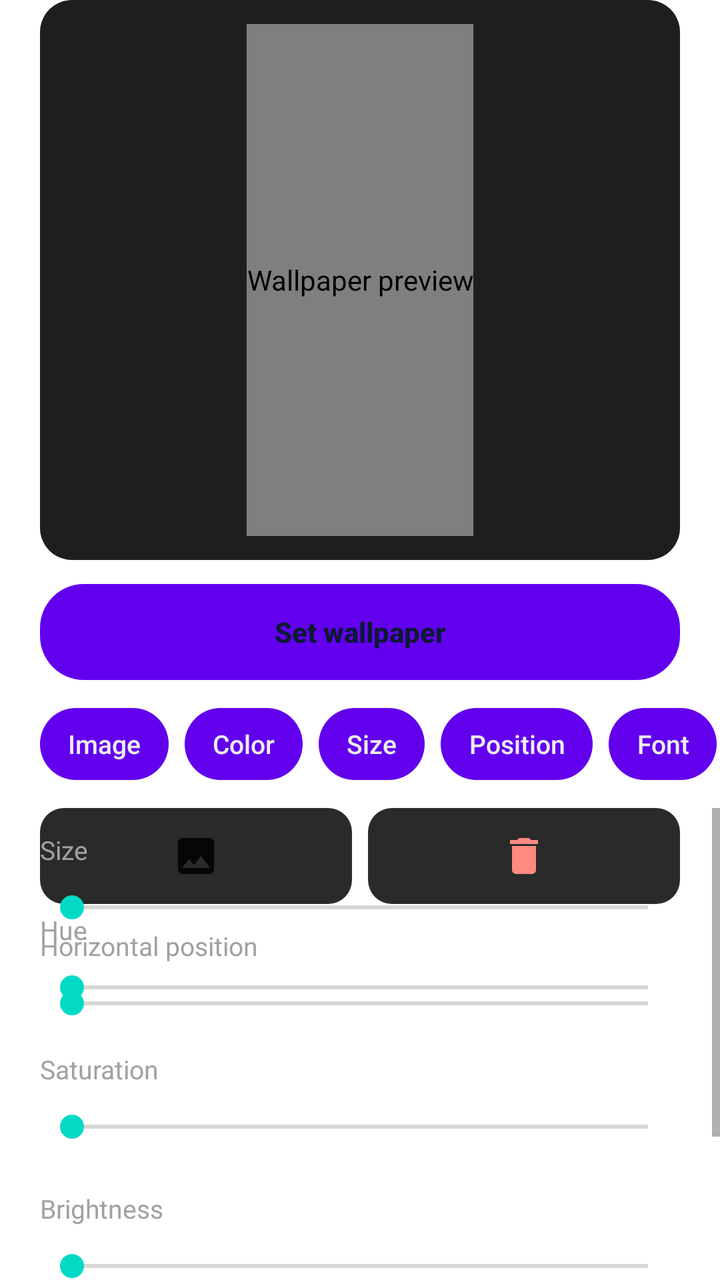
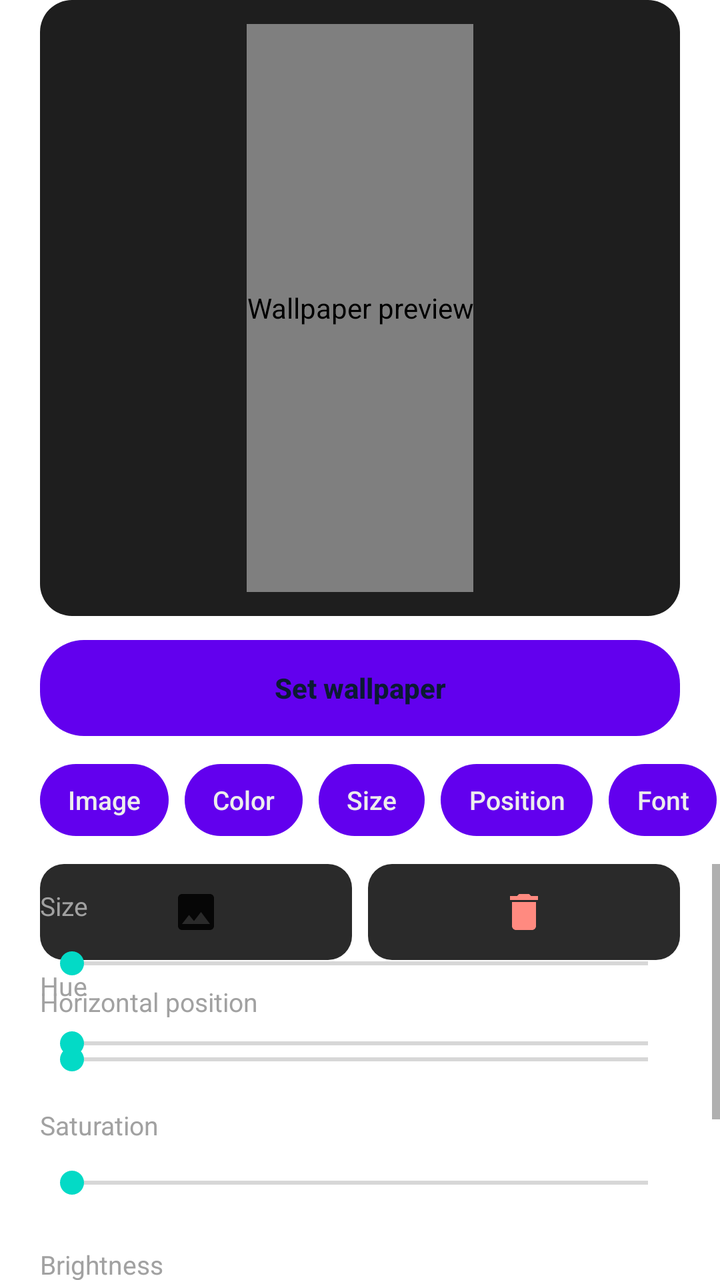

Screens rendered from an Android XML layout before and after an edit, with the pre-edit source and the edit as a unified diff.
<!-- AndroidManifest.xml: fallback theme Theme.MaterialComponents.DayNight.NoActionBar -->
<!-- res/layout/tab_settings.xml -->
<?xml version="1.0" encoding="utf-8"?>
<LinearLayout xmlns:android="http://schemas.android.com/apk/res/android"
    android:layout_width="match_parent"
    android:layout_height="match_parent"
    android:accessibilityPaneTitle="@string/tab_settings"
    android:orientation="vertical">

    <FrameLayout
        android:layout_width="match_parent"
        android:layout_height="280dp"
        android:layout_marginHorizontal="20dp"
        android:background="@drawable/bg_card">

        <com.alexamy.unlockcounter.WallpaperPreview
            android:id="@+id/settings_preview"
            android:layout_width="wrap_content"
            android:layout_height="match_parent"
            android:layout_gravity="center_horizontal"
            android:layout_marginVertical="12dp"
            android:contentDescription="@string/preview_description" />
    </FrameLayout>

    <Button
        android:id="@+id/set_wallpaper"
        style="@style/PillButton"
        android:layout_width="match_parent"
        android:layout_height="wrap_content"
        android:layout_marginHorizontal="20dp"
        android:layout_marginTop="12dp"
        android:text="@string/set_wallpaper" />

    <HorizontalScrollView
        android:layout_width="match_parent"
        android:layout_height="wrap_content"
        android:scrollbars="none">

        <LinearLayout
            android:layout_width="wrap_content"
            android:layout_height="wrap_content"
            android:orientation="horizontal"
            android:paddingHorizontal="20dp"
            android:paddingVertical="8dp">

            <Button android:id="@+id/chip_image" style="@style/Chip" android:text="@string/section_image" />
            <Button android:id="@+id/chip_color" style="@style/Chip" android:text="@string/section_color" />
            <Button android:id="@+id/chip_size" style="@style/Chip" android:text="@string/size" />
            <Button android:id="@+id/chip_position" style="@style/Chip" android:text="@string/position" />
            <Button android:id="@+id/chip_font" style="@style/Chip" android:text="@string/font" />
        </LinearLayout>
    </HorizontalScrollView>

    <ScrollView
        android:layout_width="match_parent"
        android:layout_height="0dp"
        android:layout_weight="1">

        <FrameLayout
            android:layout_width="match_parent"
            android:layout_height="wrap_content"
            android:paddingHorizontal="20dp"
            android:paddingBottom="20dp">

            <LinearLayout
                android:id="@+id/section_image"
                android:layout_width="match_parent"
                android:layout_height="wrap_content"
                android:orientation="vertical">

                <LinearLayout
                    android:layout_width="match_parent"
                    android:layout_height="wrap_content"
                    android:orientation="horizontal">

                    <ImageButton
                        android:id="@+id/pick_image"
                        android:layout_width="0dp"
                        android:layout_height="48dp"
                        android:layout_marginEnd="8dp"
                        android:layout_weight="1"
                        android:background="@drawable/bg_button"
                        android:contentDescription="@string/pick_image"
                        android:src="@drawable/ic_image" />

                    <ImageButton
                        android:id="@+id/remove_image"
                        android:layout_width="0dp"
                        android:layout_height="48dp"
                        android:layout_weight="1"
                        android:background="@drawable/bg_button"
                        android:contentDescription="@string/remove_image"
                        android:src="@drawable/ic_delete"
                        android:tint="@color/danger" />
                </LinearLayout>

                <TextView style="@style/SliderLabel" android:labelFor="@id/image_x" android:text="@string/image_x" />
                <SeekBar android:id="@+id/image_x" style="@style/Slider" android:max="100" />
            </LinearLayout>

            <LinearLayout
                android:id="@+id/section_color"
                android:layout_width="match_parent"
                android:layout_height="wrap_content"
                android:orientation="vertical">

                <View
                    android:id="@+id/color_preview"
                    android:layout_width="match_parent"
                    android:layout_height="40dp" />

                <TextView style="@style/SliderLabel" android:labelFor="@id/hue" android:text="@string/hue" />
                <SeekBar android:id="@+id/hue" style="@style/Slider" android:max="360" />
                <TextView style="@style/SliderLabel" android:labelFor="@id/saturation" android:text="@string/saturation" />
                <SeekBar android:id="@+id/saturation" style="@style/Slider" android:max="100" />
                <TextView style="@style/SliderLabel" android:labelFor="@id/brightness" android:text="@string/brightness" />
                <SeekBar android:id="@+id/brightness" style="@style/Slider" android:max="100" />
                <TextView style="@style/SliderLabel" android:labelFor="@id/opacity" android:text="@string/opacity" />
                <SeekBar android:id="@+id/opacity" style="@style/Slider" android:max="100" />
            </LinearLayout>

            <LinearLayout
                android:id="@+id/section_size"
                android:layout_width="match_parent"
                android:layout_height="wrap_content"
                android:orientation="vertical">

                <TextView style="@style/SliderLabel" android:labelFor="@id/size" android:text="@string/size" />
                <SeekBar android:id="@+id/size" style="@style/Slider" android:max="100" />
            </LinearLayout>

            <GridLayout
                android:id="@+id/positions"
                android:layout_width="wrap_content"
                android:layout_height="wrap_content"
                android:layout_gravity="center_horizontal"
                android:columnCount="3" />

            <GridLayout
                android:id="@+id/fonts"
                android:layout_width="match_parent"
                android:layout_height="wrap_content"
                android:columnCount="2" />
        </FrameLayout>
    </ScrollView>
</LinearLayout>
<!-- resources referenced by this layout -->
<resources>
  <color name="danger">#FF8A80</color>
  <!-- drawable bg_button (drawable) -->
  <?xml version="1.0" encoding="utf-8"?>
  <shape xmlns:android="http://schemas.android.com/apk/res/android" android:shape="rectangle">
      <solid android:color="@color/surface_high" />
      <corners android:radius="12dp" />
  </shape>
  <!-- drawable bg_card (drawable) -->
  <?xml version="1.0" encoding="utf-8"?>
  <shape xmlns:android="http://schemas.android.com/apk/res/android" android:shape="rectangle">
      <solid android:color="@color/surface" />
      <corners android:radius="16dp" />
  </shape>
  <string name="brightness">Brightness</string>
  <string name="font">Font</string>
  <string name="hue">Hue</string>
  <string name="image_x">Horizontal position</string>
  <string name="opacity">Opacity</string>
  <string name="pick_image">Pick image</string>
  <string name="position">Position</string>
  <string name="preview_description">Wallpaper preview</string>
  <string name="remove_image">Remove image</string>
  <string name="saturation">Saturation</string>
  <string name="section_color">Color</string>
  <string name="section_image">Image</string>
  <string name="set_wallpaper">Set wallpaper</string>
  <string name="size">Size</string>
  <string name="tab_settings">Settings</string>
  <style name="PillButton" parent="@android:style/Widget.DeviceDefault.Button">
          <item name="android:minHeight">48dp</item>
          <item name="android:background">@drawable/bg_pill_accent</item>
          <item name="android:textColor">@color/on_accent</item>
          <item name="android:textAllCaps">false</item>
          <item name="android:textStyle">bold</item>
          <item name="android:stateListAnimator">@null</item>
      </style>
  <style name="Slider">
          <item name="android:layout_width">match_parent</item>
          <item name="android:layout_height">40dp</item>
      </style>
  <style name="SliderLabel">
          <item name="android:layout_width">wrap_content</item>
          <item name="android:layout_height">wrap_content</item>
          <item name="android:layout_marginTop">12dp</item>
          <item name="android:textColor">@color/text_muted</item>
          <item name="android:textSize">13sp</item>
      </style>
  <color name="surface_high">#2A2A2A</color>
  <color name="surface">#1E1E1E</color>
  <!-- drawable bg_chip_state (drawable) -->
  <?xml version="1.0" encoding="utf-8"?>
  <selector xmlns:android="http://schemas.android.com/apk/res/android">
      <item android:drawable="@drawable/bg_chip_selected" android:state_selected="true" />
      <item android:drawable="@drawable/bg_chip" />
  </selector>
  <!-- drawable bg_pill_accent (drawable) -->
  <?xml version="1.0" encoding="utf-8"?>
  <shape xmlns:android="http://schemas.android.com/apk/res/android" android:shape="rectangle">
      <solid android:color="@color/accent" />
      <corners android:radius="22dp" />
  </shape>
  <color name="on_accent">#0B1A33</color>
  <color name="text_muted">#A1A1A1</color>
  <!-- drawable bg_chip_selected (drawable) -->
  <?xml version="1.0" encoding="utf-8"?>
  <inset xmlns:android="http://schemas.android.com/apk/res/android" android:insetTop="6dp" android:insetBottom="6dp">
      <shape android:shape="rectangle">
          <solid android:color="@color/text" />
          <corners android:radius="18dp" />
      </shape>
  </inset>
  <!-- drawable bg_chip (drawable) -->
  <?xml version="1.0" encoding="utf-8"?>
  <inset xmlns:android="http://schemas.android.com/apk/res/android" android:insetTop="6dp" android:insetBottom="6dp">
      <shape android:shape="rectangle">
          <solid android:color="@color/surface_high" />
          <corners android:radius="18dp" />
      </shape>
  </inset>
  <color name="accent">#8AB4F8</color>
  <color name="text">#EDEDED</color>
  <!-- unchanged entries left out for length: 3 -->
</resources>

<!-- the commit's change to res/layout/tab_settings.xml (unified diff, before → after) -->
@@ -7,7 +7,7 @@
 
     <FrameLayout
         android:layout_width="match_parent"
-        android:layout_height="280dp"
+        android:layout_height="308dp"
         android:layout_marginHorizontal="20dp"
         android:background="@drawable/bg_card">
 
